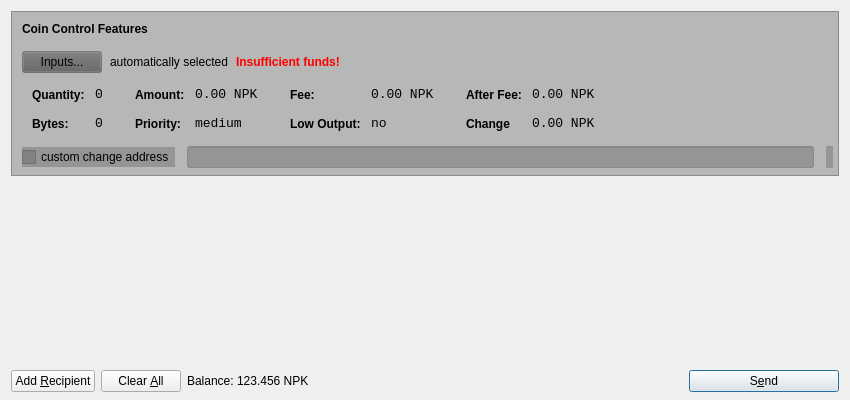
This is src/qt/forms/sendcoinsdialog.ui in growersintl/growers as Qt 5 draws it before an edit. The edited form follows.
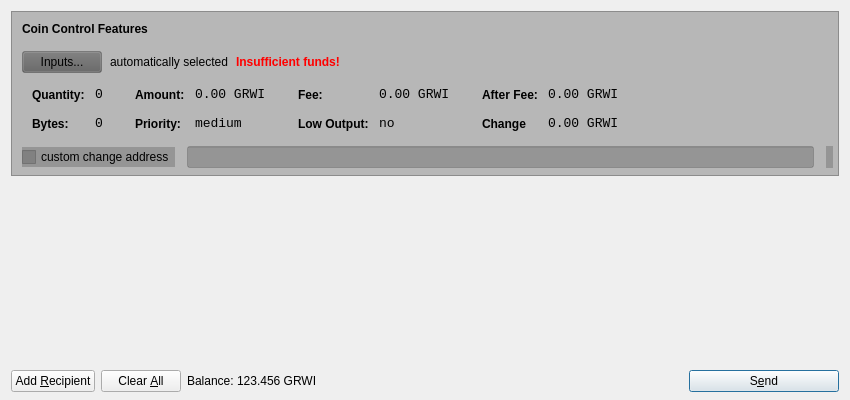
This is the edited form.

Commit message: Update ticker to GRWI

The edit to the form file:
```diff
--- a/src/qt/forms/sendcoinsdialog.ui
+++ b/src/qt/forms/sendcoinsdialog.ui
@@ -345,7 +345,7 @@
                   <string notr="true"> background: transparent;</string>
                  </property>
                  <property name="text">
-                  <string>0.00 NPK</string>
+                  <string>0.00 GRWI</string>
                  </property>
                  <property name="textInteractionFlags">
                   <set>Qt::LinksAccessibleByMouse|Qt::TextSelectableByKeyboard|Qt::TextSelectableByMouse</set>
@@ -431,7 +431,7 @@
                   <enum>Qt::ActionsContextMenu</enum>
                  </property>
                  <property name="text">
-                  <string>0.00 NPK</string>
+                  <string>0.00 GRWI</string>
                  </property>
                  <property name="textInteractionFlags">
                   <set>Qt::LinksAccessibleByMouse|Qt::TextSelectableByKeyboard|Qt::TextSelectableByMouse</set>
@@ -517,7 +517,7 @@
                   <enum>Qt::ActionsContextMenu</enum>
                  </property>
                  <property name="text">
-                  <string>0.00 NPK</string>
+                  <string>0.00 GRWI</string>
                  </property>
                  <property name="textInteractionFlags">
                   <set>Qt::LinksAccessibleByMouse|Qt::TextSelectableByKeyboard|Qt::TextSelectableByMouse</set>
@@ -549,7 +549,7 @@
                   <enum>Qt::ActionsContextMenu</enum>
                  </property>
                  <property name="text">
-                  <string>0.00 NPK</string>
+                  <string>0.00 GRWI</string>
                  </property>
                  <property name="textInteractionFlags">
                   <set>Qt::LinksAccessibleByMouse|Qt::TextSelectableByKeyboard|Qt::TextSelectableByMouse</set>
@@ -760,7 +760,7 @@
           <cursorShape>IBeamCursor</cursorShape>
          </property>
          <property name="text">
-          <string>123.456 NPK</string>
+          <string>123.456 GRWI</string>
          </property>
          <property name="textInteractionFlags">
           <set>Qt::LinksAccessibleByMouse|Qt::TextSelectableByKeyboard|Qt::TextSelectableByMouse</set>
```
The commit also changes 135 other files.
